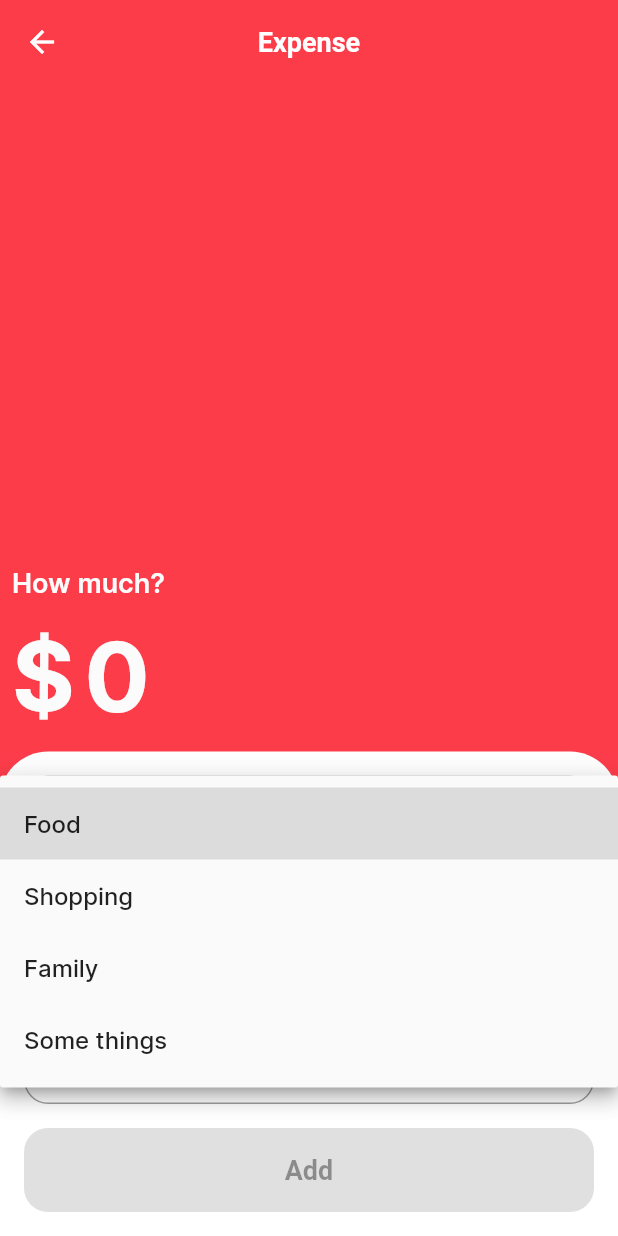
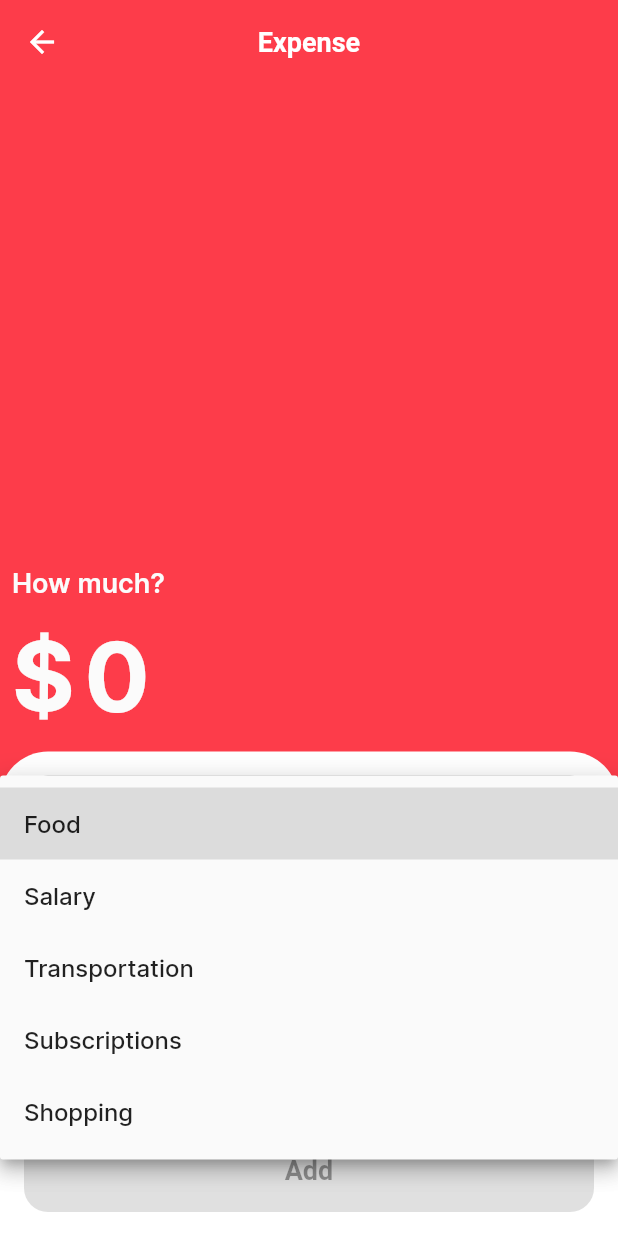
Before and after one commit to quydn720/expense-tracker, a Flutter app: the AddNewTransactionPage screen opened by its route, after a tap on "Category", on a phone screen of 412 x 824 dp. Run offline on Flutter 3.47's test engine with Material 2 defaults, Android fonts, the phone set to English and light mode, and no system bars; our stand-ins replace bloc, cloud_firestore, equatable, firebase_auth, firebase_core, fl_chart and 9 more; missing offline and left inert: firebase_auth_platform_interface; accounts and stored records are empty.

Commit message:
fix category / ui things with tile

```diff
--- a/lib/presentations/components/transaction_tile.dart
+++ b/lib/presentations/components/transaction_tile.dart
@@ -4,8 +4,61 @@ import 'package:expense_tracker/presentations/components/default_button.dart';
 import 'package:expense_tracker/presentations/components/squared_icon_card.dart';
 import 'package:expense_tracker/size_config.dart';
 import 'package:flutter/material.dart';
+import 'package:intl/intl.dart';
 import 'package:provider/provider.dart';
 import 'package:transaction_repository/transaction_repository.dart';
+
+const categoryPath = 'assets/icons/categories';
+List<Category> categories = [
+  Category(
+    name: 'Food',
+    iconPath: '$categoryPath/restaurant.png',
+    backgroundColor: kRed20,
+    iconColor: kRed100,
+  ),
+  Category(
+    name: 'Salary',
+    iconPath: '$categoryPath/salary.png',
+    backgroundColor: kGreen20,
+    iconColor: kGreen100,
+  ),
+  Category(
+    name: 'Transportation',
+    iconPath: '$categoryPath/car.png',
+    backgroundColor: kBlue20,
+    iconColor: kBlue100,
+  ),
+  Category(
+    name: 'Subscriptions',
+    iconPath: '$categoryPath/recurring-bill.png',
+    backgroundColor: kViolet20,
+    iconColor: kViolet100,
+  ),
+  Category(
+    name: 'Shopping',
+    iconPath: '$categoryPath/shopping-bag.png',
+    backgroundColor: kYellow20,
+    iconColor: kYellow100,
+  ),
+];
+
+class Category {
+  final String name;
+  final String iconPath;
+  final Color backgroundColor;
+  final Color iconColor;
+
+  Category({
+    required this.iconColor,
+    required this.name,
+    required this.iconPath,
+    required this.backgroundColor,
+  });
+
+  factory Category.fromName(String name) {
+    return categories.where((element) => element.name.contains(name)).first;
+  }
+}
 
 class TransactionTile extends StatelessWidget {
   const TransactionTile({
@@ -17,16 +70,25 @@ class TransactionTile extends StatelessWidget {
   Widget build(BuildContext context) {
     return InkWell(
       child: Card(
-        elevation: 2,
+        elevation: 0,
+        shape: RoundedRectangleBorder(
+          borderRadius: BorderRadius.circular(24.0),
+        ),
         child: ListTile(
-          tileColor: kLight80,
-          leading: const SquaredIconCard(
-            size: 60,
-            color: kYellow20,
-            imagePath: 'assets/icons/shopping-bag.png',
-            imageColor: kYellow100,
+          contentPadding: const EdgeInsets.symmetric(
+            vertical: 6.0,
+            horizontal: 16.0,
           ),
-          title: Row(
+          shape: RoundedRectangleBorder(
+            borderRadius: BorderRadius.circular(24.0),
+          ),
+          tileColor: kLight60,
+          leading: CategoryIconCard(
+            category: Category.fromName(transaction.category),
+          ),
+          title: Padding(
+            padding: const EdgeInsets.only(bottom: 10.0),
+            child: Row(
               mainAxisAlignment: MainAxisAlignment.spaceBetween,
               children: [
                 Expanded(
@@ -38,6 +100,8 @@ class TransactionTile extends StatelessWidget {
                 ),
                 FittedBox(
                   child: Text(
+                    (transaction.type == TransactionType.income ? '+' : '-') +
+                        '\$ ' +
                         transaction.amount.toString(),
                     style: body2.copyWith(
                       color: transaction.type == TransactionType.income
@@ -47,6 +111,7 @@ class TransactionTile extends StatelessWidget {
                   ),
                 ),
               ],
+            ),
           ),
           subtitle: Row(
             mainAxisAlignment: MainAxisAlignment.spaceBetween,
@@ -61,7 +126,7 @@ class TransactionTile extends StatelessWidget {
               SizedBox(
                 width: 80,
                 child: Text(
-                  transaction.date.toString(),
+                  DateFormat(DateFormat.HOUR_MINUTE).format(transaction.date),
                   maxLines: 1,
                   textAlign: TextAlign.end,
                 ),
--- a/lib/presentations/pages/transaction/add_transaction/add_transaction.dart
+++ b/lib/presentations/pages/transaction/add_transaction/add_transaction.dart
@@ -3,6 +3,7 @@ import 'package:expense_tracker/blocs/transaction/transaction_bloc.dart';
 import 'package:expense_tracker/blocs/wallet/wallet_bloc.dart';
 import 'package:expense_tracker/constants.dart';
 import 'package:expense_tracker/presentations/components/default_button.dart';
+import 'package:expense_tracker/presentations/components/transaction_tile.dart';
 import 'package:flutter/material.dart';
 import 'package:flutter_bloc/flutter_bloc.dart';
 import 'package:formz/formz.dart';
@@ -72,7 +73,7 @@ class AddTransactionForm extends StatelessWidget {
           ),
           child: Column(
             children: [
-              _CategoryDropdown(items: items),
+              _CategoryDropdown(items: categories.map((e) => e.name).toList()),
               const SizedBox(height: kMediumPadding),
               const _DescriptionInput(),
               const SizedBox(height: kMediumPadding),
--- a/pubspec.yaml
+++ b/pubspec.yaml
@@ -71,6 +71,7 @@ flutter:
     - assets/images/
     - assets/icons/
     - assets/icons/banks/
+    - assets/icons/categories/
   fonts:
     - family: Inter
       fonts:
```
Also changed, not shown: lib/presentations/components/squared_icon_card.dart (+28 -0 lines), assets/icons/categories/car.png (renamed from assets/icons/car.png), assets/icons/categories/recurring-bill.png (renamed from assets/icons/recurring-bill.png), assets/icons/categories/restaurant.png (renamed from assets/icons/restaurant.png), assets/icons/categories/salary.png (renamed from assets/icons/salary.png), assets/icons/categories/shopping-bag.png (renamed from assets/icons/shopping-bag.png). Lines whose indentation alone changed are shown as unchanged.
